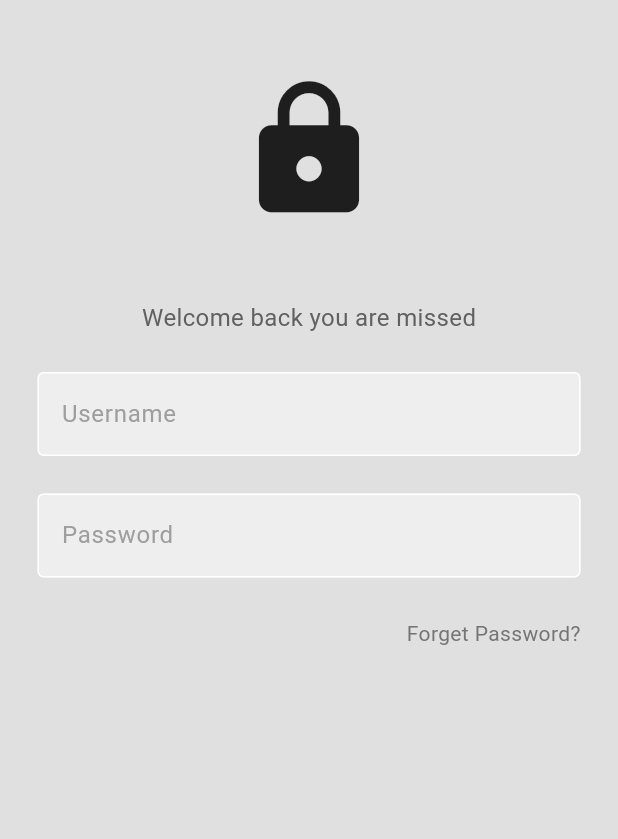
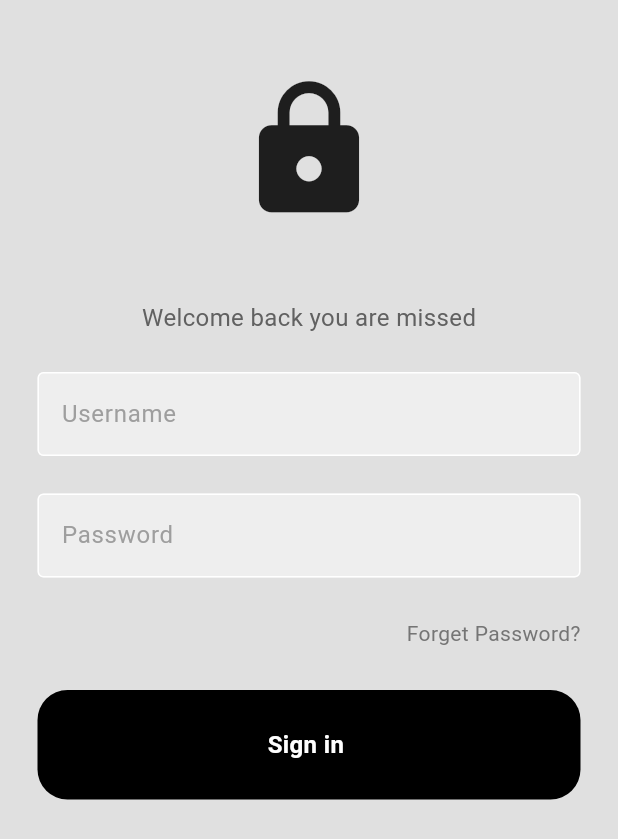
Before and after one commit to anuteshome/Firebase_authentication, a Flutter app: the screen it shows after launch, on a phone screen of 412 x 824 dp. Shown: the top 839 px of the screen. Run offline on Flutter 3.47's test engine with Material 3 defaults, Android fonts, the phone set to English and light mode, and no system bars.

Commit message:
Styling Button component

```diff
--- a/lib/component/Button.dart
+++ b/lib/component/Button.dart
@@ -1,13 +1,25 @@
 import 'package:flutter/material.dart';
 
 class MyButton extends StatelessWidget {
-  const MyButton({super.key});
+  final Function()? onTap;
+  const MyButton({super.key, required this.onTap});
 
   @override
   Widget build(BuildContext context) {
-    return Container(
-      child: Center(
-      child:Text("Signin",style:TextStyle(backgroundColor: Colors.black)),
+    return GestureDetector(
+      onTap: onTap,
+      child: Container(
+        padding: EdgeInsets.all(25),
+        margin: EdgeInsets.symmetric(horizontal: 25),
+        decoration: BoxDecoration(color: Colors.black,
+        borderRadius: BorderRadius.circular(20),
+        ),
+        child: Center(
+        child:Text("Sign in ",style:TextStyle(color: Colors.white,
+        fontWeight: FontWeight.bold,
+        fontSize: 16,
+        )),
+        ),
       ),
     );
   }
--- a/lib/pages/HomePage.dart
+++ b/lib/pages/HomePage.dart
@@ -1,3 +1,4 @@
+import 'package:fluth/component/Button.dart';
 import 'package:fluth/component/TextFiled.dart';
 import 'package:flutter/material.dart';
 
@@ -5,6 +6,10 @@ class Homepage extends StatelessWidget {
    Homepage({super.key});
 final UsernameController=TextEditingController();
 final PasswordController=TextEditingController();
+
+void SignUserin(){
+
+}
 
   @override
   Widget build(BuildContext context) {
@@ -46,7 +51,9 @@ final PasswordController=TextEditingController();
                const SizedBox(height: 25,),
              ],
            ),
-         )
+         ),
+          const SizedBox(height: 25),
+          MyButton(onTap: SignUserin),
         ],
       )
       )
```
